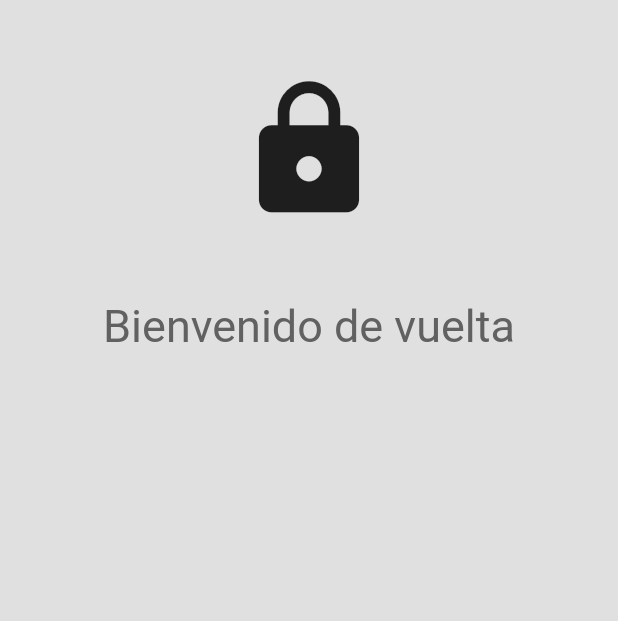
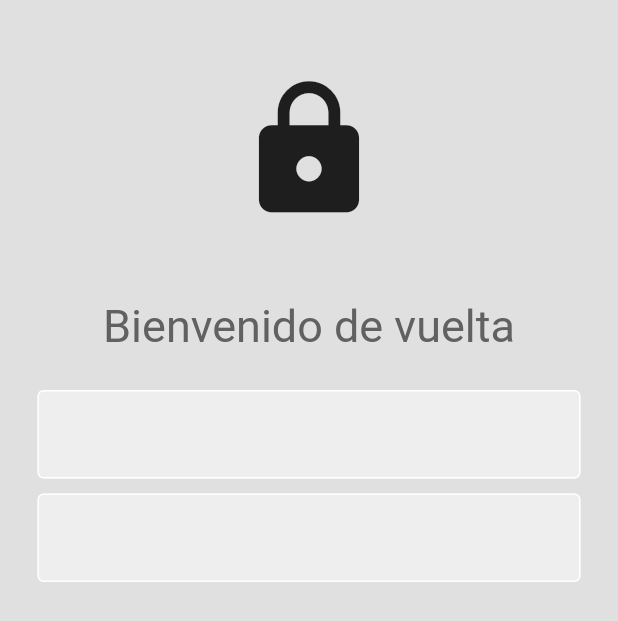
Before and after one commit to emmaprofemx/LoginUI-Flutter, a Flutter app: the screen it shows after launch, on a phone screen of 412 x 824 dp. Shown: the top 621 px of the screen. Run offline on Flutter 3.47's test engine with Material 2 defaults, Android fonts, the phone set to English and light mode, and no system bars.

Commit message:
Username and password textfield

```diff
--- a/lib/login_page.dart
+++ b/lib/login_page.dart
@@ -1,6 +1,7 @@
 import 'package:flutter/material.dart';
 import 'package:flutter/src/widgets/container.dart';
 import 'package:flutter/src/widgets/framework.dart';
+import 'package:loginui/my_textfield.dart';
 
 class LoginPage extends StatelessWidget {
   const LoginPage({super.key});
@@ -27,6 +28,11 @@ class LoginPage extends StatelessWidget {
                 ),
               ) ,
               const SizedBox(height: 25),
+              //username textfield
+              MyTextField(),
+              const SizedBox(height: 10),
+              //password textfield
+              MyTextField(),
             ],
           ),
         ),
--- /dev/null
+++ b/lib/my_textfield.dart
@@ -0,0 +1,26 @@
+import 'package:flutter/material.dart';
+import 'package:flutter/src/widgets/container.dart';
+import 'package:flutter/src/widgets/framework.dart';
+
+class MyTextField extends StatelessWidget {
+  const MyTextField({super.key});
+
+  @override
+  Widget build(BuildContext context) {
+    return Padding(
+      padding: const EdgeInsets.symmetric(horizontal: 25.0) ,
+      child: TextField(
+        decoration: InputDecoration(
+          enabledBorder: const OutlineInputBorder(
+            borderSide: BorderSide(color: Colors.white),
+          ),
+          focusedBorder: OutlineInputBorder(
+            borderSide: BorderSide(color: Colors.grey.shade400),
+          ),
+          fillColor: Colors.grey.shade200,
+          filled: true,
+        ),
+      ),
+    );
+  }
+}
```
